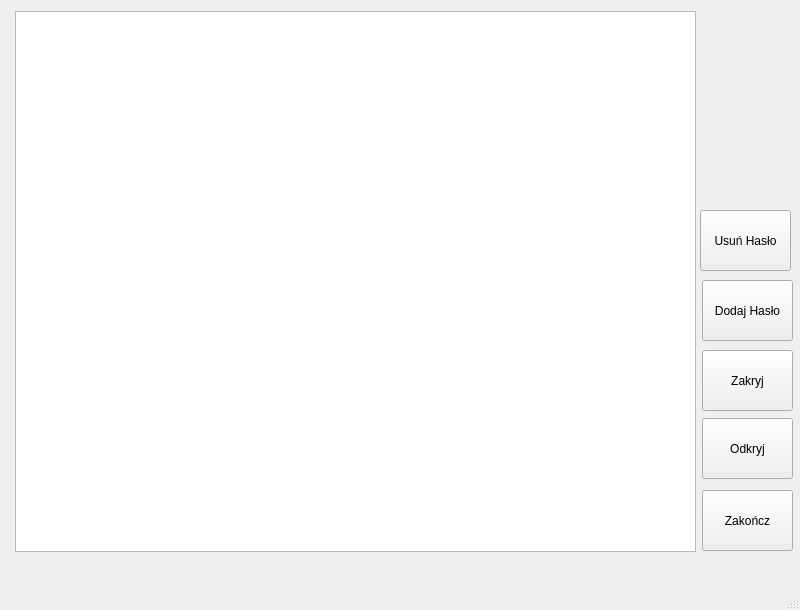
This is mainwindow.ui in GrimmyReaps/PasswordManager as Qt 5 draws it before an edit. The edited form follows.
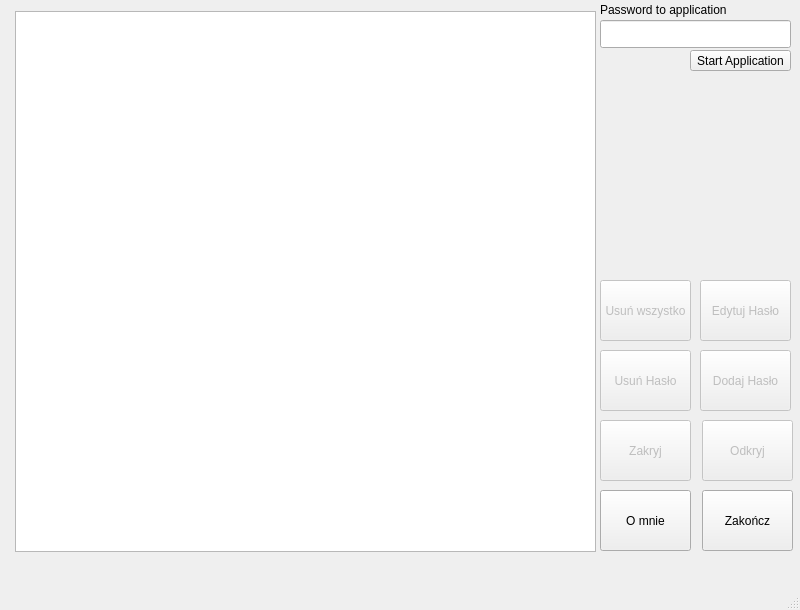
This is the edited form.

```diff
--- a/mainwindow.ui
+++ b/mainwindow.ui
@@ -44,7 +44,7 @@
      <rect>
       <x>15</x>
       <y>11</y>
-      <width>681</width>
+      <width>581</width>
       <height>541</height>
      </rect>
     </property>
@@ -59,10 +59,13 @@
     </property>
    </widget>
    <widget class="QPushButton" name="unhidePassword">
+    <property name="enabled">
+     <bool>false</bool>
+    </property>
     <property name="geometry">
      <rect>
       <x>702</x>
-      <y>418</y>
+      <y>420</y>
       <width>91</width>
       <height>61</height>
      </rect>
@@ -72,10 +75,13 @@
     </property>
    </widget>
    <widget class="QPushButton" name="hidePassword">
+    <property name="enabled">
+     <bool>false</bool>
+    </property>
     <property name="geometry">
      <rect>
-      <x>702</x>
-      <y>350</y>
+      <x>600</x>
+      <y>420</y>
       <width>91</width>
       <height>61</height>
      </rect>
@@ -85,10 +91,13 @@
     </property>
    </widget>
    <widget class="QPushButton" name="addPassword">
+    <property name="enabled">
+     <bool>false</bool>
+    </property>
     <property name="geometry">
      <rect>
-      <x>702</x>
-      <y>280</y>
+      <x>700</x>
+      <y>350</y>
       <width>91</width>
       <height>61</height>
      </rect>
@@ -98,10 +107,13 @@
     </property>
    </widget>
    <widget class="QPushButton" name="deletePassword">
+    <property name="enabled">
+     <bool>false</bool>
+    </property>
     <property name="geometry">
      <rect>
-      <x>700</x>
-      <y>210</y>
+      <x>600</x>
+      <y>350</y>
       <width>91</width>
       <height>61</height>
      </rect>
@@ -110,6 +122,106 @@
      <string>Usuń Hasło</string>
     </property>
    </widget>
+   <widget class="QLineEdit" name="loginPasswordText">
+    <property name="geometry">
+     <rect>
+      <x>600</x>
+      <y>20</y>
+      <width>191</width>
+      <height>28</height>
+     </rect>
+    </property>
+    <property name="echoMode">
+     <enum>QLineEdit::Password</enum>
+    </property>
+   </widget>
+   <widget class="QLabel" name="label">
+    <property name="geometry">
+     <rect>
+      <x>600</x>
+      <y>0</y>
+      <width>191</width>
+      <height>20</height>
+     </rect>
+    </property>
+    <property name="text">
+     <string>Password to application</string>
+    </property>
+   </widget>
+   <widget class="QPushButton" name="startApp">
+    <property name="geometry">
+     <rect>
+      <x>690</x>
+      <y>50</y>
+      <width>101</width>
+      <height>21</height>
+     </rect>
+    </property>
+    <property name="text">
+     <string>Start Application</string>
+    </property>
+   </widget>
+   <widget class="QLabel" name="loginInformation">
+    <property name="geometry">
+     <rect>
+      <x>600</x>
+      <y>50</y>
+      <width>91</width>
+      <height>41</height>
+     </rect>
+    </property>
+    <property name="text">
+     <string/>
+    </property>
+    <property name="wordWrap">
+     <bool>true</bool>
+    </property>
+   </widget>
+   <widget class="QPushButton" name="editPassword">
+    <property name="enabled">
+     <bool>false</bool>
+    </property>
+    <property name="geometry">
+     <rect>
+      <x>700</x>
+      <y>280</y>
+      <width>91</width>
+      <height>61</height>
+     </rect>
+    </property>
+    <property name="text">
+     <string>Edytuj Hasło</string>
+    </property>
+   </widget>
+   <widget class="QPushButton" name="aboutCreator">
+    <property name="geometry">
+     <rect>
+      <x>600</x>
+      <y>490</y>
+      <width>91</width>
+      <height>61</height>
+     </rect>
+    </property>
+    <property name="text">
+     <string>O mnie</string>
+    </property>
+   </widget>
+   <widget class="QPushButton" name="deleteAll">
+    <property name="enabled">
+     <bool>false</bool>
+    </property>
+    <property name="geometry">
+     <rect>
+      <x>600</x>
+      <y>280</y>
+      <width>91</width>
+      <height>61</height>
+     </rect>
+    </property>
+    <property name="text">
+     <string>Usuń wszystko</string>
+    </property>
+   </widget>
   </widget>
   <widget class="QMenuBar" name="menubar">
    <property name="geometry">
```
